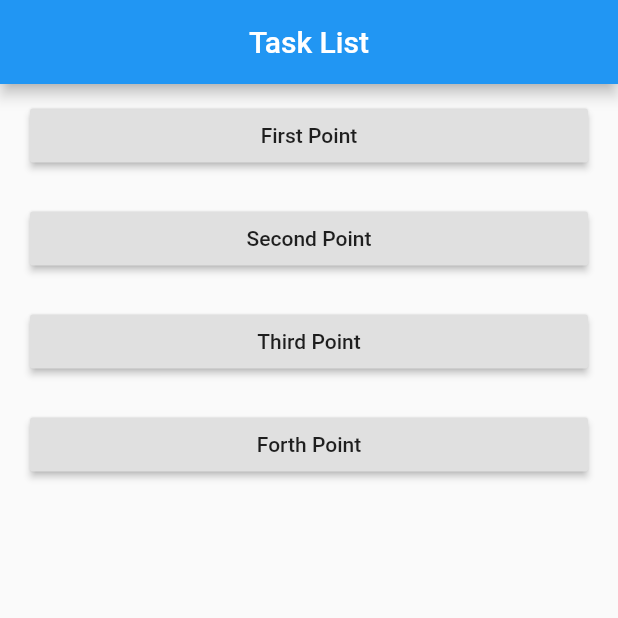
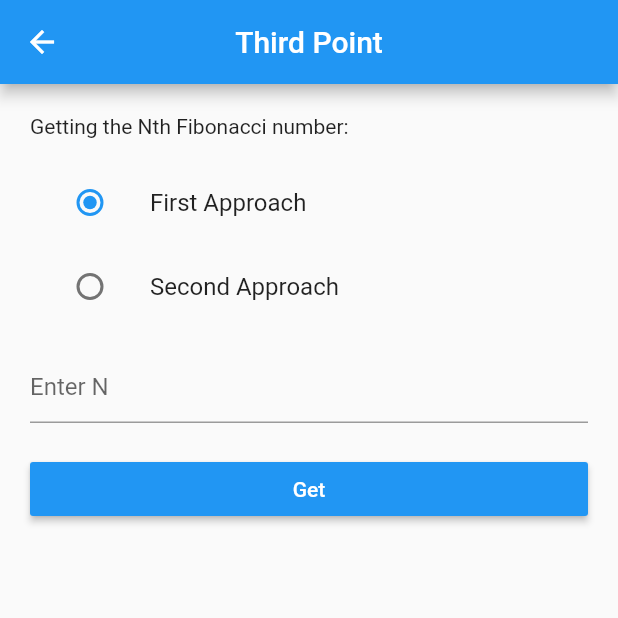
Before and after one commit to abdallah-gaber/converter_and_more, a Flutter app: the screen it shows after launch, after a tap on "Third Point", on a phone screen of 412 x 824 dp, the top half of it. Run offline on Flutter 3.47's test engine with Material 2 defaults, Android fonts, the phone set to English and light mode, and no system bars.

Commit message:
third point

```diff
--- a/lib/screens/home_screen.dart
+++ b/lib/screens/home_screen.dart
@@ -1,5 +1,6 @@
 import 'package:converter_and_more/screens/first_point_screen.dart';
 import 'package:converter_and_more/screens/second_point_screen.dart';
+import 'package:converter_and_more/screens/third_point_screen.dart';
 import 'package:flutter/material.dart';
 
 class MyHomePage extends StatefulWidget {
@@ -50,7 +51,13 @@ class _MyHomePageState extends State<MyHomePage> {
             Container(
                 width: MediaQuery.of(context).size.width - 40,
                 child:
-                    RaisedButton(onPressed: () {}, child: Text("Third Point"))),
+                    RaisedButton(onPressed: () {
+                      Navigator.push(
+                        context,
+                        MaterialPageRoute(
+                            builder: (context) => ThirdPointScreen()),
+                      );
+                    }, child: Text("Third Point"))),
             Container(
                 width: MediaQuery.of(context).size.width - 40,
                 child:
--- /dev/null
+++ b/lib/screens/third_point_screen.dart
@@ -0,0 +1,136 @@
+import 'dart:math';
+
+import 'package:flutter/material.dart';
+
+class ThirdPointScreen extends StatefulWidget {
+  @override
+  _ThirdPointScreenState createState() => _ThirdPointScreenState();
+}
+
+enum MethodSelection { firstWay, secondWay }
+
+class _ThirdPointScreenState extends State<ThirdPointScreen> {
+  MethodSelection _selectedApproach = MethodSelection.firstWay;
+  TextEditingController _nController = TextEditingController();
+
+  int result;
+
+  @override
+  Widget build(BuildContext context) {
+    return Scaffold(
+        appBar: AppBar(
+          title: Text("Third Point"),
+          centerTitle: true,
+        ),
+        body: SafeArea(
+            child: Container(
+          padding: EdgeInsets.all(20),
+          child: ListView(
+            children: [
+              Text("Getting the Nth Fibonacci number:"),
+              SizedBox(
+                height: 15,
+              ),
+              ListTile(
+                title: const Text('First Approach'),
+                onTap: () {
+                  setState(() {
+                    _selectedApproach = MethodSelection.firstWay;
+                  });
+                },
+                leading: Radio(
+                  value: MethodSelection.firstWay,
+                  groupValue: _selectedApproach,
+                  onChanged: (MethodSelection value) {
+                    setState(() {
+                      _selectedApproach = value;
+                    });
+                  },
+                ),
+              ),
+              ListTile(
+                title: const Text('Second Approach'),
+                onTap: () {
+                  setState(() {
+                    _selectedApproach = MethodSelection.secondWay;
+                  });
+                },
+                leading: Radio(
+                  value: MethodSelection.secondWay,
+                  groupValue: _selectedApproach,
+                  onChanged: (MethodSelection value) {
+                    setState(() {
+                      _selectedApproach = value;
+                    });
+                  },
+                ),
+              ),
+              SizedBox(
+                height: 15,
+              ),
+              TextField(
+                  controller: _nController,
+                  onChanged: (value) {
+                    if (result != null)
+                      setState(() {
+                        result = null;
+                      });
+                  },
+                  keyboardType: TextInputType.number,
+                  decoration: InputDecoration(
+                    hintText: "Enter N",
+                  )),
+              SizedBox(
+                height: 20,
+              ),
+              Container(
+                  width: MediaQuery.of(context).size.width / 2,
+                  child: RaisedButton(
+                      color: Theme.of(context).primaryColor,
+                      onPressed: () {
+                        setState(() {
+                          result = _nController.text.isEmpty
+                              ? -1
+                              : (_selectedApproach == MethodSelection.firstWay
+                                  ? firstApproach(int.parse(_nController.text))
+                                  : secondApproach(
+                                      int.parse(_nController.text)));
+                        });
+                      },
+                      child: Text(
+                        "Get",
+                        style: TextStyle(color: Colors.white),
+                      ))),
+              SizedBox(
+                height: 30,
+              ),
+              if (result != null)
+                Center(
+                  child: Text(result == -1
+                      ? "Enter N to calculate"
+                      : "The result: $result"),
+                )
+            ],
+          ),
+        )));
+  }
+
+  // Reference: http://www.maths.surrey.ac.uk/hosted-sites/R.Knott/Fibonacci/fibFormula.html
+  int firstApproach(int n) {
+    // if (n <= 1) {
+    //   return n;
+    // }
+    // return firstApproach(n-1) + firstApproach(n-2);
+    double phi = (1 + sqrt(5)) / 2;
+    return (pow(phi, n) / sqrt(5)).round();
+  }
+
+  int secondApproach(int n) {
+    List<int> fibNumbers = [0, 1];
+    for (int i = 2; i <= n; i++) {
+      fibNumbers.add(fibNumbers[i - 1] + fibNumbers[i - 2]);
+    }
+
+    return fibNumbers[n];
+  }
+}
```
Also changed, not shown: 1 other file.
